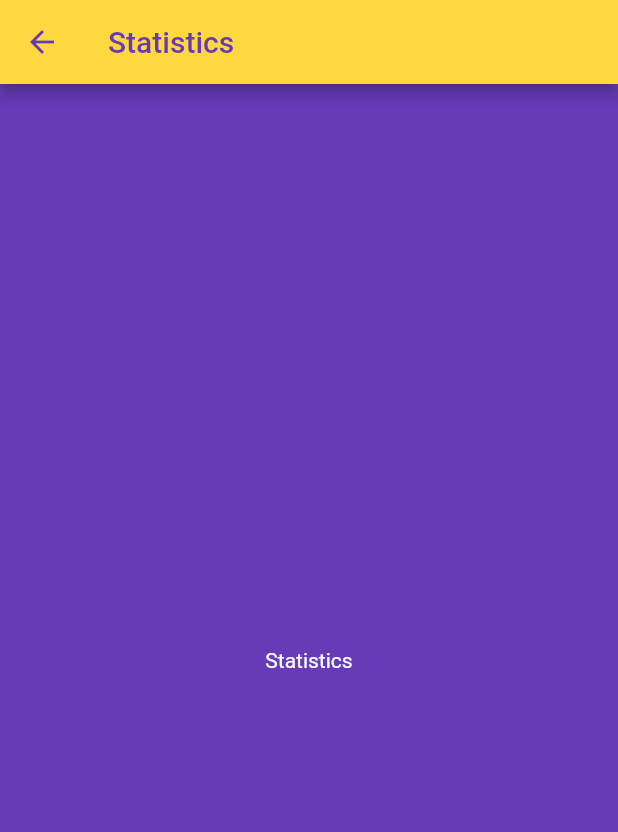
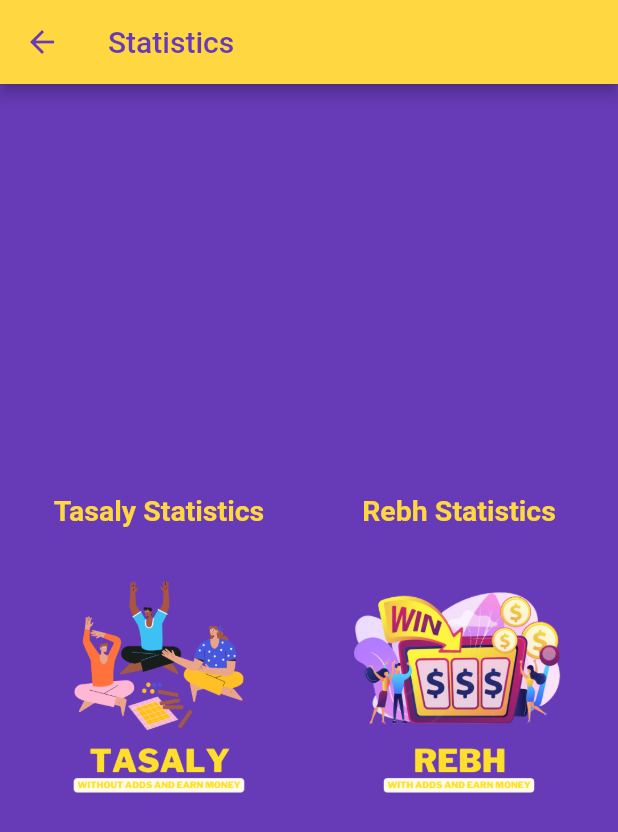
Before and after one commit to devabdu/win_money_game, a Flutter app: the StatisticsScreen screen opened directly, on a phone screen of 412 x 824 dp. Shown: the top 832 px of the screen. Run offline on Flutter 3.47's test engine with Material 2 defaults, Android fonts, the phone set to English and light mode, and no system bars; our stand-ins replace animated_splash_screen, equatable, lottie, page_transition, percent_indicator; missing offline and left inert: flutter_chess_board; network calls fail.

Commit message:
new edit

```diff
--- /dev/null
+++ b/lib/modules/NavigatorDrawer/Statistics/statistics.dart
@@ -0,0 +1,77 @@
+import 'package:flutter/material.dart';
+
+class StatisticsScreen extends StatelessWidget {
+  const StatisticsScreen({Key? key}) : super(key: key);
+
+  @override
+  Widget build(BuildContext context) {
+    return Scaffold(
+        backgroundColor: Colors.deepPurple,
+        appBar: AppBar(
+          backgroundColor: Colors.amberAccent,
+          iconTheme: const IconThemeData(
+            color: Colors.deepPurple,
+          ),
+          title: const Text("Statistics",
+            style: TextStyle(color: Colors.deepPurple),
+          ),
+        ),
+        body: Center(
+          child: Row(
+            mainAxisAlignment: MainAxisAlignment.center,
+            children: [
+              Column(
+                mainAxisAlignment: MainAxisAlignment.center,
+                crossAxisAlignment: CrossAxisAlignment.center,
+                children: [
+                  const Text(
+                      'Tasaly Statistics',
+                    style: TextStyle(
+                      fontSize: 19,
+                      color: Colors.amberAccent,
+                      fontWeight: FontWeight.bold,
+                    ),
+                  ),
+                  InkWell(
+                    onTap: () {},
+                    splashColor: Colors.deepPurple,
+                    child: Image.asset(
+                      "assets/images/Tasaly.png",
+                      width: 190,
+                      height: 200,
+                    ),
+                  ),
+                ],
+              ),
+              const SizedBox(
+                width: 10,
+              ),
+              Column(
+                mainAxisAlignment: MainAxisAlignment.center,
+                crossAxisAlignment: CrossAxisAlignment.center,
+                children: [
+                  const Text(
+                    'Rebh Statistics',
+                    style: TextStyle(
+                      fontSize: 19,
+                      color: Colors.amberAccent,
+                      fontWeight: FontWeight.bold,
+                    ),
+                  ),
+                  InkWell(
+                    onTap: () {},
+                    splashColor: Colors.deepPurple,
+                    child: Image.asset(
+                      "assets/images/rebh.png",
+                      width: 190,
+                      height: 200,
+                    ),
+                  ),
+                ],
+              ),
+            ],
+          ),
+        ),
+    );
+  }
+}
--- a/lib/modules/NavigatorDrawer/navigation_drawer_widget.dart
+++ b/lib/modules/NavigatorDrawer/navigation_drawer_widget.dart
@@ -7,7 +7,7 @@ import 'package:win_money_game/modules/NavigatorDrawer/drawer_item.dart';
 import 'package:win_money_game/modules/NavigatorDrawer/help.dart';
 import 'package:win_money_game/modules/NavigatorDrawer/profile.dart';
 import 'package:win_money_game/modules/NavigatorDrawer/settings.dart';
-import 'package:win_money_game/modules/NavigatorDrawer/statics.dart';
+import 'package:win_money_game/modules/NavigatorDrawer/Statistics/statistics.dart';
 import 'package:win_money_game/shared/component/component.dart';
 
 class NavigationDrawerWidget extends StatelessWidget {
--- a/lib/modules/NavigatorDrawer/statics.dart
+++ /dev/null
@@ -1,30 +0,0 @@
-import 'package:flutter/material.dart';
-
-class StatisticsScreen extends StatelessWidget {
-  const StatisticsScreen({Key? key}) : super(key: key);
-
-  @override
-  Widget build(BuildContext context) {
-    return Scaffold(
-        backgroundColor: Colors.deepPurple,
-        appBar: AppBar(
-          backgroundColor: Colors.amberAccent,
-          iconTheme: const IconThemeData(
-            color: Colors.deepPurple,
-          ),
-          title: const Text("Statistics",
-            style: TextStyle(color: Colors.deepPurple),
-          ),
-        ),
-        body: const Center(
-          child: Text(
-            'Statistics',
-            style: TextStyle(
-                color: Colors.white
-            ),
-          ),
-
-        )
-    );
-  }
-}
```
Also changed, not shown: lib/modules/NavigatorDrawer/Statistics/tasaly_statistics.dart (added).
